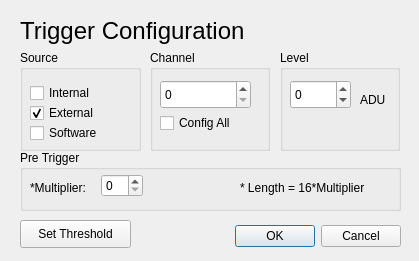
This is triggermenudialog.ui in ecristal/daphne_gui as Qt 5 draws it before an edit. The edited form follows.
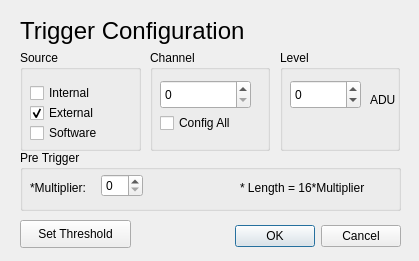
This is the edited form.

What changed in the file:
```diff
--- a/triggermenudialog.ui
+++ b/triggermenudialog.ui
@@ -171,7 +171,7 @@
    <widget class="QLabel" name="label_2">
     <property name="geometry">
      <rect>
-      <x>80</x>
+      <x>90</x>
       <y>40</y>
       <width>31</width>
       <height>20</height>
@@ -189,15 +189,15 @@
      <rect>
       <x>10</x>
       <y>30</y>
-      <width>61</width>
+      <width>71</width>
       <height>29</height>
      </rect>
     </property>
     <property name="minimum">
-     <number>-16384</number>
+     <number>-9999999</number>
     </property>
     <property name="maximum">
-     <number>16384</number>
+     <number>9999999</number>
     </property>
    </widget>
   </widget>
```
